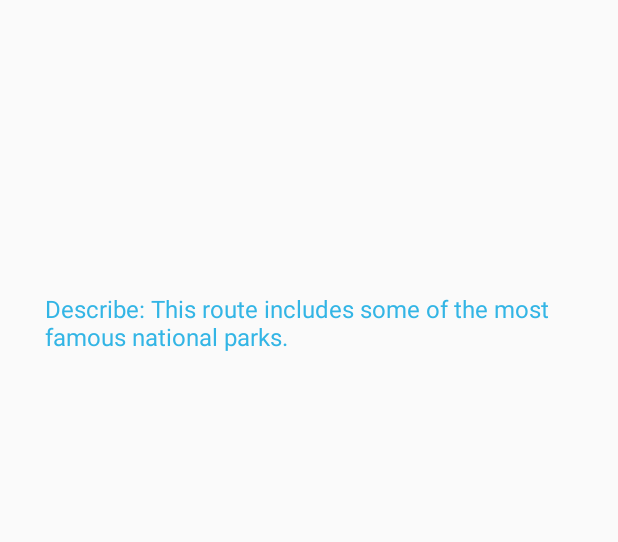
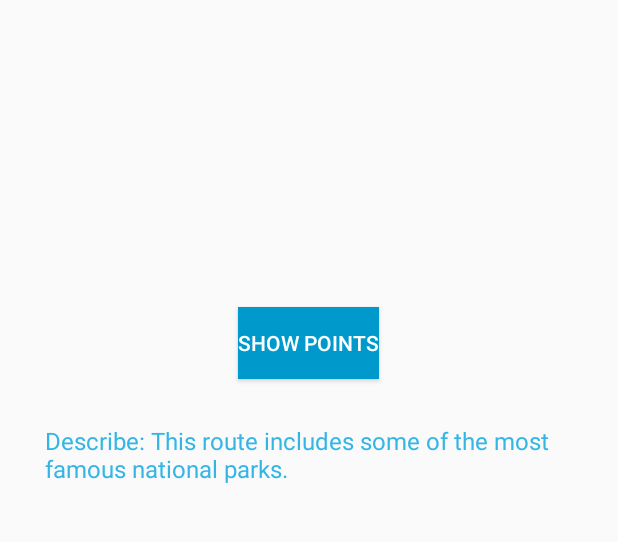
Before and after one commit to NinjaSong/MyFirstApp, an Android app: the TravelerRouteView screen opened directly, with no data from a screen before it, on a phone screen of 412 x 824 dp, the part 230-772 px from its top. Run offline under Robolectric (Android 15) with nearby library versions, the phone set to English and light mode, and no system bars; our stand-ins replace Firebase (no records; nobody signed in at launch, a user with empty details on screens opened directly).

Commit message:
update the functions of travelerrouteviews

```diff
--- a/app/src/main/java/com/example/song/myfirstapp/TravelerRouteView.java
+++ b/app/src/main/java/com/example/song/myfirstapp/TravelerRouteView.java
@@ -107,7 +107,7 @@ public class TravelerRouteView extends AppCompatActivity implements OnMapReadyCa
 
 
 
-        Query query=mDatabase.child("agentRoutes").orderByChild("Creater ID").equalTo(mUserId);
+        Query query=mDatabase.child("agentRoutes").orderByChild("Creater ID");
         ValueEventListener valueEventListener = new ValueEventListener()
         {
             @Override
@@ -217,28 +217,6 @@ public class TravelerRouteView extends AppCompatActivity implements OnMapReadyCa
         Edit.setBackgroundColor(Color.parseColor("#3399FF"));
         Edit.setTextColor(Color.parseColor("#FFFFFF"));
         Edit.setText("Info");
-//        Edit.setTextSize(18);
-//        Edit.setOnClickListener(new View.OnClickListener() {
-//            public void onClick(View v) {
-//                // Perform action on click
-//                Intent intent3=new Intent(getApplicationContext(),EditPoint.class);
-//                RelativeLayout p=(RelativeLayout) v.getParent();
-//                View R_name=p.getChildAt(0);
-//                TextView rn=(TextView) R_name;
-//                char pnstr=rn.getText().toString().charAt(7);
-//                String pn= pnstr+"";
-//                for (String k : qpoints.keySet()){
-//                    if (k.equals(pn)){
-//                        id = qpoints.get(k).getKey();
-//                    }
-//                }
-//                intent3.putExtra("CurrentRoute",s);
-//                intent3.putExtra("CurrentPoint",pn);
-//                intent3.putExtra("pointid",id);
-//                startActivity(intent3);
-//
-//            }
-//        });
         RelativeLayout.LayoutParams lp2 = new RelativeLayout.LayoutParams(
                 RelativeLayout.LayoutParams.WRAP_CONTENT,
                 RelativeLayout.LayoutParams.WRAP_CONTENT);
@@ -267,7 +245,7 @@ public class TravelerRouteView extends AppCompatActivity implements OnMapReadyCa
 
     }
 
-    public void add_Markers(View v) throws IOException {
+    public void add_Markers2(View v) throws IOException {
         int n=qpoints.size();
         for(int i=0;i<n;i++){
             String number=point_info.get(i).get(0);
--- a/app/src/main/java/com/example/song/myfirstapp/profilename.java
+++ b/app/src/main/java/com/example/song/myfirstapp/profilename.java
@@ -155,7 +155,7 @@ public class profilename extends AppCompatActivity {
 
 
 //Get the routes purchased by current user as an traveler and store the route name to troutenamelist
-            Query query2=mDatabase.child("agentRoutes").orderByChild("Creater ID").equalTo(mUserId);
+            Query query2=mDatabase.child("agentRoutes").orderByChild("Creater ID");
             ValueEventListener valueEventListener2 = new ValueEventListener()
             {
                 @Override
@@ -163,7 +163,9 @@ public class profilename extends AppCompatActivity {
                 {
                     for (DataSnapshot postSnapshot2 : dataSnapshot2.getChildren())
                     {
+                        if(!postSnapshot2.child("Creater ID").getValue().toString().equals(mUserId)){
                         troutenamelist.add(postSnapshot2);
+                        }
 
                     }
 
--- a/app/src/main/res/layout/content_traveler_route_view.xml
+++ b/app/src/main/res/layout/content_traveler_route_view.xml
@@ -45,6 +45,18 @@
             tools:context="com.example.song.myfirstapp.MapsActivity"
             tools:layout="@layout/activity_maps" />
 
+        <Button
+            android:id="@+id/button5"
+            android:layout_width="wrap_content"
+            android:layout_height="wrap_content"
+            android:layout_gravity="center"
+            android:layout_marginBottom="20dp"
+            android:layout_marginTop="20dp"
+            android:background="@android:color/holo_blue_dark"
+            android:onClick="add_Markers2"
+            android:text="Show Points"
+            android:textColor="@android:color/white" />
+
         <LinearLayout
             android:id="@+id/TViewLayout"
             android:layout_width="match_parent"
```
